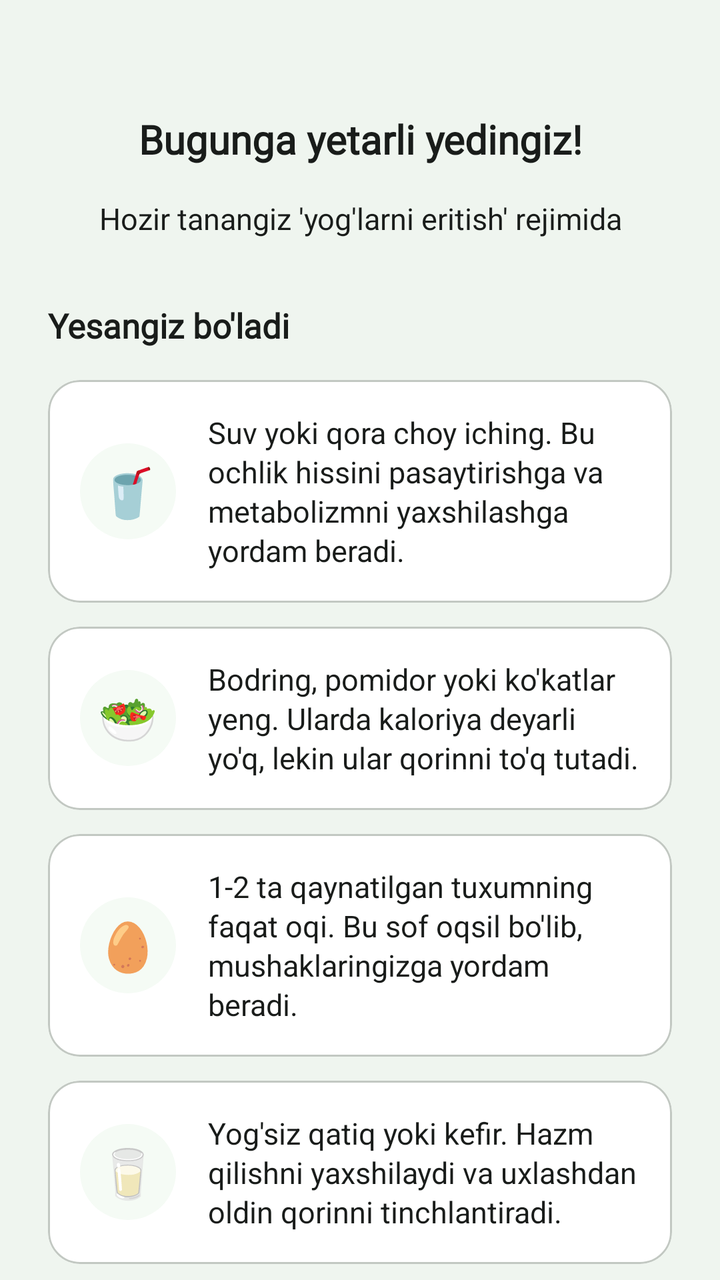
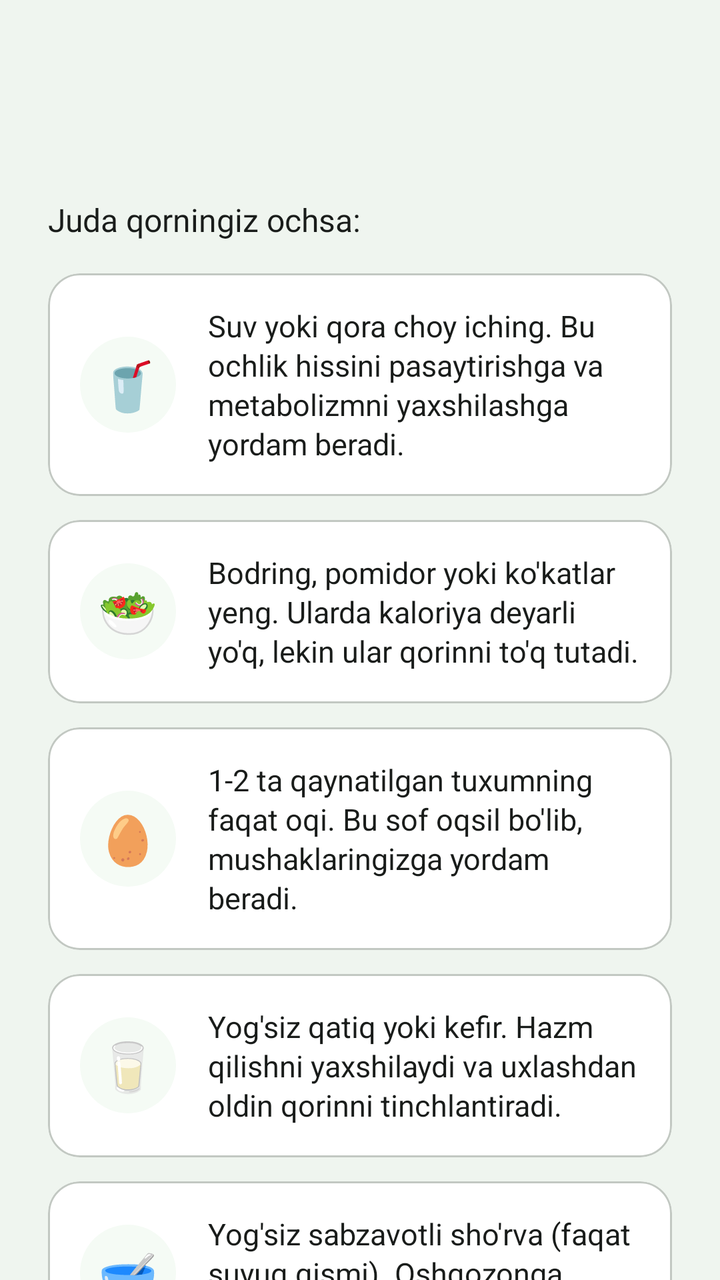

Two renders of the same Android screen: before a commit and after it. Below are the layout's source before the change and the commit's diff.
<!-- AndroidManifest.xml: application theme Theme.Ozamiz -->
<!-- res/layout/fragment_daily_limit.xml -->
<?xml version="1.0" encoding="utf-8"?>
<androidx.core.widget.NestedScrollView xmlns:android="http://schemas.android.com/apk/res/android"
    xmlns:app="http://schemas.android.com/apk/res-auto"
    xmlns:tools="http://schemas.android.com/tools"
    android:layout_width="match_parent"
    android:layout_height="match_parent"
    android:fillViewport="true">

    <LinearLayout
        android:layout_width="match_parent"
        android:layout_height="wrap_content"
        android:orientation="vertical"
        android:padding="24dp">

        <TextView
            android:id="@+id/text_title"
            style="@style/Title2_20"
            android:layout_width="match_parent"
            android:layout_height="wrap_content"
            android:gravity="center"
            android:layout_marginTop="32dp"
            android:text="Bugunga yetarli yedingiz!"
            android:textColor="?attr/colorOnSurface"
            android:textStyle="bold" />

        <TextView
            android:id="@+id/text_explanation"
            style="@style/Text2_15"
            android:layout_width="match_parent"
            android:layout_height="wrap_content"
            android:layout_marginTop="16dp"
            android:gravity="center"
            android:lineSpacingExtra="6dp"
            android:text="Hozir tanangiz 'yog'larni eritish' rejimida"
            android:textColor="?attr/colorOnSurface" />

        <TextView
            style="@style/Title3_17"
            android:layout_width="match_parent"
            android:layout_height="wrap_content"
            android:layout_marginTop="32dp"
            android:text="Yesangiz bo'ladi"
            android:textColor="?attr/colorOnSurface"
            android:textStyle="bold" />

        <LinearLayout
            android:layout_width="match_parent"
            android:layout_height="wrap_content"
            android:orientation="vertical"
            android:layout_marginTop="16dp">

            
            <com.google.android.material.card.MaterialCardView
                android:id="@+id/card_1"
                android:layout_width="match_parent"
                android:layout_height="wrap_content"
                android:layout_marginBottom="12dp"
                app:cardCornerRadius="16dp"
                app:cardElevation="0dp"
                app:cardBackgroundColor="?attr/colorSurfaceContainerLowest"
                app:strokeWidth="1dp"
                app:strokeColor="?attr/colorOutlineVariant">
                <LinearLayout
                    android:layout_width="match_parent"
                    android:layout_height="wrap_content"
                    android:orientation="horizontal"
                    android:padding="16dp"
                    android:gravity="center_vertical">
                    <TextView
                        android:id="@+id/text_emoji_1"
                        android:layout_width="48dp"
                        android:layout_height="48dp"
                        android:gravity="center"
                        android:text="🥤"
                        android:textSize="24sp"
                        android:background="@drawable/bg_emoji_circle" />
                    <TextView
                        android:id="@+id/text_advice_1"
                        android:layout_width="0dp"
                        android:layout_height="wrap_content"
                        android:layout_weight="1"
                        android:layout_marginStart="16dp"
                        android:text="Suv yoki qora choy iching. Bu ochlik hissini pasaytirishga va metabolizmni yaxshilashga yordam beradi."
                        android:textColor="?attr/colorOnSurface"
                        android:textSize="15sp"
                        android:lineSpacingExtra="2dp" />
                </LinearLayout>
            </com.google.android.material.card.MaterialCardView>

            
            <com.google.android.material.card.MaterialCardView
                android:id="@+id/card_2"
                android:layout_width="match_parent"
                android:layout_height="wrap_content"
                android:layout_marginBottom="12dp"
                app:cardCornerRadius="16dp"
                app:cardElevation="0dp"
                app:cardBackgroundColor="?attr/colorSurfaceContainerLowest"
                app:strokeWidth="1dp"
                app:strokeColor="?attr/colorOutlineVariant">
                <LinearLayout
                    android:layout_width="match_parent"
                    android:layout_height="wrap_content"
                    android:orientation="horizontal"
                    android:padding="16dp"
                    android:gravity="center_vertical">
                    <TextView
                        android:id="@+id/text_emoji_2"
                        android:layout_width="48dp"
                        android:layout_height="48dp"
                        android:gravity="center"
                        android:text="🥗"
                        android:textSize="24sp"
                        android:background="@drawable/bg_emoji_circle" />
                    <TextView
                        android:id="@+id/text_advice_2"
                        android:layout_width="0dp"
                        android:layout_height="wrap_content"
                        android:layout_weight="1"
                        android:layout_marginStart="16dp"
                        android:text="Bodring, pomidor yoki ko'katlar yeng. Ularda kaloriya deyarli yo'q, lekin ular qorinni to'q tutadi."
                        android:textColor="?attr/colorOnSurface"
                        android:textSize="15sp"
                        android:lineSpacingExtra="2dp" />
                </LinearLayout>
            </com.google.android.material.card.MaterialCardView>

            
            <com.google.android.material.card.MaterialCardView
                android:id="@+id/card_3"
                android:layout_width="match_parent"
                android:layout_height="wrap_content"
                android:layout_marginBottom="12dp"
                app:cardCornerRadius="16dp"
                app:cardElevation="0dp"
                app:cardBackgroundColor="?attr/colorSurfaceContainerLowest"
                app:strokeWidth="1dp"
                app:strokeColor="?attr/colorOutlineVariant">
                <LinearLayout
                    android:layout_width="match_parent"
                    android:layout_height="wrap_content"
                    android:orientation="horizontal"
                    android:padding="16dp"
                    android:gravity="center_vertical">
                    <TextView
                        android:id="@+id/text_emoji_3"
                        android:layout_width="48dp"
                        android:layout_height="48dp"
                        android:gravity="center"
                        android:text="🥚"
                        android:textSize="24sp"
                        android:background="@drawable/bg_emoji_circle" />
                    <TextView
                        android:id="@+id/text_advice_3"
                        android:layout_width="0dp"
                        android:layout_height="wrap_content"
                        android:layout_weight="1"
                        android:layout_marginStart="16dp"
                        android:text="1-2 ta qaynatilgan tuxumning faqat oqi. Bu sof oqsil bo'lib, mushaklaringizga yordam beradi."
                        android:textColor="?attr/colorOnSurface"
                        android:textSize="15sp"
                        android:lineSpacingExtra="2dp" />
                </LinearLayout>
            </com.google.android.material.card.MaterialCardView>

            
            <com.google.android.material.card.MaterialCardView
                android:id="@+id/card_4"
                android:layout_width="match_parent"
                android:layout_height="wrap_content"
                android:layout_marginBottom="12dp"
                app:cardCornerRadius="16dp"
                app:cardElevation="0dp"
                app:cardBackgroundColor="?attr/colorSurfaceContainerLowest"
                app:strokeWidth="1dp"
                app:strokeColor="?attr/colorOutlineVariant">
                <LinearLayout
                    android:layout_width="match_parent"
                    android:layout_height="wrap_content"
                    android:orientation="horizontal"
                    android:padding="16dp"
                    android:gravity="center_vertical">
                    <TextView
                        android:id="@+id/text_emoji_4"
                        android:layout_width="48dp"
                        android:layout_height="48dp"
                        android:gravity="center"
                        android:text="🥛"
                        android:textSize="24sp"
                        android:background="@drawable/bg_emoji_circle" />
                    <TextView
                        android:id="@+id/text_advice_4"
                        android:layout_width="0dp"
                        android:layout_height="wrap_content"
                        android:layout_weight="1"
                        android:layout_marginStart="16dp"
                        android:text="Yog'siz qatiq yoki kefir. Hazm qilishni yaxshilaydi va uxlashdan oldin qorinni tinchlantiradi."
                        android:textColor="?attr/colorOnSurface"
                        android:textSize="15sp"
                        android:lineSpacingExtra="2dp" />
                </LinearLayout>
            </com.google.android.material.card.MaterialCardView>

            
            <com.google.android.material.card.MaterialCardView
                android:id="@+id/card_5"
                android:layout_width="match_parent"
                android:layout_height="wrap_content"
                android:layout_marginBottom="12dp"
                app:cardCornerRadius="16dp"
                app:cardElevation="0dp"
                app:cardBackgroundColor="?attr/colorSurfaceContainerLowest"
                app:strokeWidth="1dp"
                app:strokeColor="?attr/colorOutlineVariant">
                <LinearLayout
                    android:layout_width="match_parent"
                    android:layout_height="wrap_content"
                    android:orientation="horizontal"
                    android:padding="16dp"
                    android:gravity="center_vertical">
                    <TextView
                        android:id="@+id/text_emoji_5"
                        android:layout_width="48dp"
                        android:layout_height="48dp"
                        android:gravity="center"
                        android:text="🥣"
                        android:textSize="24sp"
                        android:background="@drawable/bg_emoji_circle" />
                    <TextView
                        android:id="@+id/text_advice_5"
                        android:layout_width="0dp"
                        android:layout_height="wrap_content"
                        android:layout_weight="1"
                        android:layout_marginStart="16dp"
                        android:text="Yog'siz sabzavotli sho'rva (faqat suyuq qismi). Oshqozonga orom beradi."
                        android:textColor="?attr/colorOnSurface"
                        android:textSize="15sp"
                        android:lineSpacingExtra="2dp" />
                </LinearLayout>
            </com.google.android.material.card.MaterialCardView>

        </LinearLayout>

        <com.google.android.material.button.MaterialButton
            android:id="@+id/btn_close"
            android:layout_width="match_parent"
            android:layout_height="56dp"
            style="@style/FilledButton"
            android:layout_marginTop="12dp"
            android:layout_marginBottom="24dp"
            android:text="Tushundim"
            android:textAllCaps="false"
            android:textSize="16sp"
            app:cornerRadius="16dp" />

    </LinearLayout>
</androidx.core.widget.NestedScrollView>
<!-- resources referenced by this layout -->
<resources>
  <!-- drawable bg_emoji_circle (drawable) -->
  <?xml version="1.0" encoding="utf-8"?>
  <shape xmlns:android="http://schemas.android.com/apk/res/android"
      android:shape="oval">
      <solid android:color="?attr/colorSurfaceContainerLow" />
  </shape>
  <style name="FilledButton" parent="Widget.Material3.Button.IconButton.Filled">
          <item name="fontFamily">@font/roboto_medium</item>
      </style>
  <style name="Text2_15">
          <item name="android:textSize">15sp</item>
          <item name="android:fontFamily">@font/roboto_regular</item>
      </style>
  
      //Subtitle
  <style name="Title2_20">
          <item name="android:textSize">20sp</item>
          <item name="android:fontFamily">@font/roboto_medium</item>
  
      </style>
  <style name="Title3_17">
          <item name="android:textSize">17sp</item>
          <item name="android:fontFamily">@font/roboto_medium</item>
      </style>
  
      //Headline
  <style name="Theme.Ozamiz" parent="Base.Ozamiz" />
  <color name="md_theme_light_surfaceContainer">#EFF5EF</color>
  <color name="md_theme_light_primary">#006D42</color>
  <color name="md_theme_light_onPrimary">#FFFFFF</color>
  <color name="md_theme_light_primaryContainer">#96F7B8</color>
  <color name="md_theme_light_onPrimaryContainer">#002111</color>
  <color name="md_theme_light_secondary">#4F6353</color>
  <color name="md_theme_light_onSecondary">#FFFFFF</color>
  <color name="md_theme_light_secondaryContainer">#D2E8D4</color>
  <color name="md_theme_light_onSecondaryContainer">#0D1F13</color>
  <color name="md_theme_light_tertiary">#3A646F</color>
  <color name="md_theme_light_onTertiary">#FFFFFF</color>
  <color name="md_theme_light_tertiaryContainer">#BEEAF7</color>
  <color name="md_theme_light_onTertiaryContainer">#001F25</color>
  <color name="md_theme_light_error">#BA1A1A</color>
  <color name="md_theme_light_onError">#FFFFFF</color>
  <color name="md_theme_light_errorContainer">#FFDAD6</color>
  <color name="md_theme_light_onErrorContainer">#410002</color>
  <color name="md_theme_light_surface">#FBFDF9</color>
  <color name="md_theme_light_onSurface">#191C1A</color>
  <color name="md_theme_light_surfaceVariant">#DBE5DD</color>
  <color name="md_theme_light_onSurfaceVariant">#404943</color>
  <color name="md_theme_light_outline">#707973</color>
  <color name="md_theme_light_surfaceContainerLowest">#FFFFFF</color>
  <color name="md_theme_light_surfaceContainerLow">#F5FBF5</color>
  <color name="md_theme_light_surfaceContainerHigh">#E9EFE9</color>
  <color name="md_theme_light_surfaceContainerHighest">#E3E9E3</color>
  <!-- unchanged entries left out for length: 1 -->
</resources>

<!-- the commit's change to res/layout/fragment_daily_limit.xml (unified diff, before → after) -->
@@ -1,7 +1,6 @@
 <?xml version="1.0" encoding="utf-8"?>
 <androidx.core.widget.NestedScrollView xmlns:android="http://schemas.android.com/apk/res/android"
     xmlns:app="http://schemas.android.com/apk/res-auto"
-    xmlns:tools="http://schemas.android.com/tools"
     android:layout_width="match_parent"
     android:layout_height="match_parent"
     android:fillViewport="true">
@@ -19,29 +18,19 @@
             android:layout_height="wrap_content"
             android:gravity="center"
             android:layout_marginTop="32dp"
-            android:text="Bugunga yetarli yedingiz!"
             android:textColor="?attr/colorOnSurface"
             android:textStyle="bold" />
 
         <TextView
             android:id="@+id/text_explanation"
-            style="@style/Text2_15"
+            style="@style/Text1_16"
             android:layout_width="match_parent"
             android:layout_height="wrap_content"
             android:layout_marginTop="16dp"
-            android:gravity="center"
+            android:gravity="start"
+            android:text="Juda qorningiz ochsa:"
             android:lineSpacingExtra="6dp"
-            android:text="Hozir tanangiz 'yog'larni eritish' rejimida"
             android:textColor="?attr/colorOnSurface" />
-
-        <TextView
-            style="@style/Title3_17"
-            android:layout_width="match_parent"
-            android:layout_height="wrap_content"
-            android:layout_marginTop="32dp"
-            android:text="Yesangiz bo'ladi"
-            android:textColor="?attr/colorOnSurface"
-            android:textStyle="bold" />
 
         <LinearLayout
             android:layout_width="match_parent"
@@ -49,7 +38,6 @@
             android:orientation="vertical"
             android:layout_marginTop="16dp">
 
-            
             <com.google.android.material.card.MaterialCardView
                 android:id="@+id/card_1"
                 android:layout_width="match_parent"
<!-- resource entries referenced after the edit -->
@@ -9,23 +9,15 @@
   <style name="FilledButton" parent="Widget.Material3.Button.IconButton.Filled">
           <item name="fontFamily">@font/roboto_medium</item>
       </style>
-  <style name="Text2_15">
-          <item name="android:textSize">15sp</item>
+  <style name="Text1_16">
+          <item name="android:textSize">16sp</item>
           <item name="android:fontFamily">@font/roboto_regular</item>
       </style>
-  
-      //Subtitle
   <style name="Title2_20">
           <item name="android:textSize">20sp</item>
           <item name="android:fontFamily">@font/roboto_medium</item>
   
       </style>
-  <style name="Title3_17">
-          <item name="android:textSize">17sp</item>
-          <item name="android:fontFamily">@font/roboto_medium</item>
-      </style>
-  
-      //Headline
   <style name="Theme.Ozamiz" parent="Base.Ozamiz" />
   <color name="md_theme_light_surfaceContainer">#EFF5EF</color>
   <color name="md_theme_light_primary">#006D42</color>
